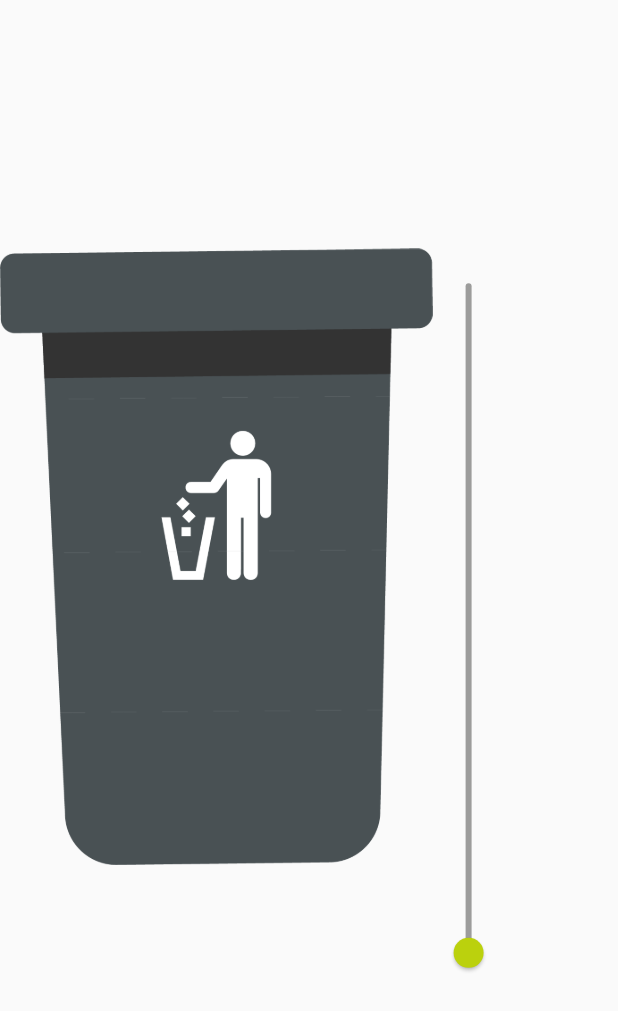
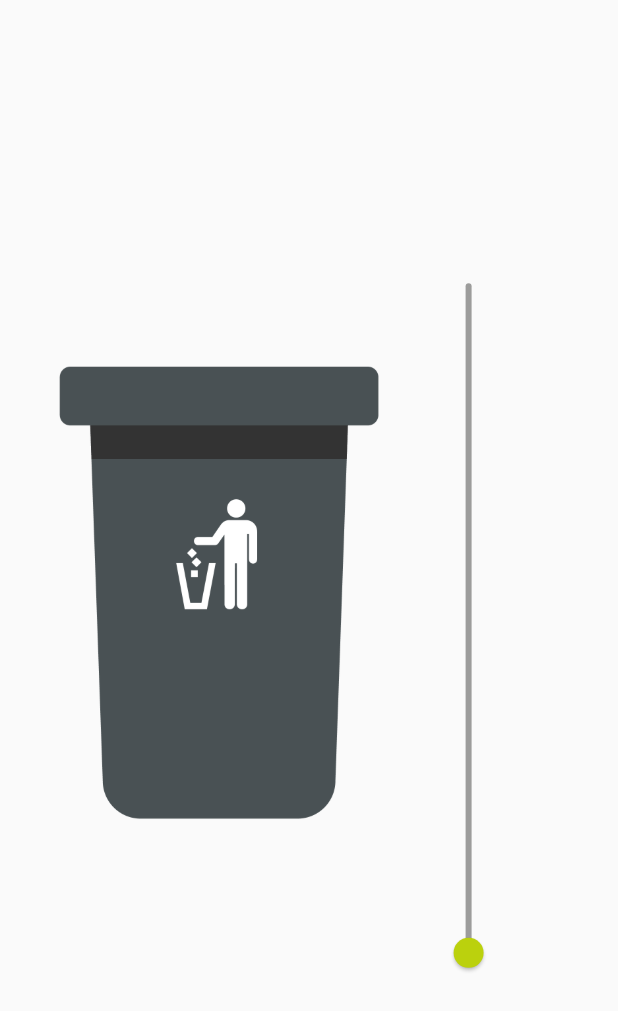
Before and after one commit to Iconica-Development/flutter_image_progression, a Flutter app: the screen it shows after launch, on a phone screen of 412 x 824 dp. Shown: the top 1011 px of the screen. Run offline on Flutter 3.47's test engine with Material 2 defaults, Android fonts, the phone set to English and light mode, and no system bars; missing offline and left inert: image_progression.

Commit message:
feat: update example app

```diff
--- a/example/lib/main.dart
+++ b/example/lib/main.dart
@@ -34,22 +34,46 @@ class _ImageProgressionDemoState extends State<ImageProgressionDemo> {
                   progress: _progress,
                   images: [
                     const ImageProgress(
-                      image: AssetImage('assets/container_leeg.png'),
+                      image: AssetImage(
+                        'assets/container_empty.png',
+                      ),
                     ),
                     const ImageProgress(
-                      startImage: 0.5,
-                      image: AssetImage('assets/container_vol.png'),
+                      image: AssetImage(
+                        'assets/container_filled.png',
+                      ),
+                      startImage: 0.1,
+                      endImage: 0.8,
                     ),
                     const ImageProgress(
-                      image: const AssetImage(
-                        'assets/vuilniszakken.png',
+                      image: AssetImage(
+                        'assets/garbage_top.png',
                       ),
-                      offset: Offset.zero,
                       depth: 0,
-                      scale: 1.2,
+                      startImage: 1.0,
+                    ),
+                    const ImageProgress(
+                      image: AssetImage(
+                        'assets/garbage_side.png',
+                      ),
+                      depth: 1,
+                      startImage: 1.0,
+                    ),
+                    const ImageProgress(
+                      image: AssetImage(
+                        'assets/garbage_front.png',
+                      ),
+                      depth: 4,
+                      startImage: 1.0,
                     ),
                   ],
-                  stops: [0.0, 0.7, 1.0],
+                  stops: [
+                    0.0,
+                    1 / 7 * 6,
+                    1 / 7 * 6.3,
+                    1 / 7 * 6.6,
+                    1.0,
+                  ],
                 ),
               ),
             ),
```
Also changed, not shown: example/assets/container_empty.png (added), example/assets/container_filled.png (added), example/assets/container_leeg.png (deleted), example/assets/container_vol.png (deleted), example/assets/garbage_front.png (added), example/assets/garbage_side.png (added), example/assets/garbage_top.png (added), example/assets/vuilniszakken.png (deleted).
